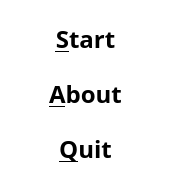
The window that Games/GameTicTacToe/qttictactoemenudialog.ui (richelbilderbeek/ProjectRichelBilderbeek) describes before a commit, drawn with Qt 5.
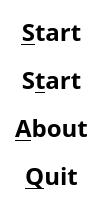
The same window after the commit. Icons and pictures are not drawn.

Patch:
```diff
--- a/Games/GameTicTacToe/qttictactoemenudialog.ui
+++ b/Games/GameTicTacToe/qttictactoemenudialog.ui
@@ -6,8 +6,8 @@
    <rect>
     <x>0</x>
     <y>0</y>
-    <width>171</width>
-    <height>190</height>
+    <width>96</width>
+    <height>184</height>
    </rect>
   </property>
   <property name="minimumSize">
@@ -95,8 +95,28 @@
    <iconset resource="GameTicTacToe.qrc">
     <normaloff>:/images/R.png</normaloff>:/images/R.png</iconset>
   </property>
-  <layout class="QGridLayout" name="gridLayout">
-   <item row="1" column="0" colspan="2">
+  <layout class="QVBoxLayout" name="verticalLayout">
+   <item>
+    <widget class="QPushButton" name="button_start">
+     <property name="text">
+      <string>&amp;Start</string>
+     </property>
+     <property name="flat">
+      <bool>true</bool>
+     </property>
+    </widget>
+   </item>
+   <item>
+    <widget class="QPushButton" name="button_start_old_school">
+     <property name="text">
+      <string>S&amp;tart</string>
+     </property>
+     <property name="flat">
+      <bool>true</bool>
+     </property>
+    </widget>
+   </item>
+   <item>
     <widget class="QPushButton" name="button_about">
      <property name="text">
       <string>&amp;About</string>
@@ -106,7 +126,7 @@
      </property>
     </widget>
    </item>
-   <item row="2" column="0" colspan="2">
+   <item>
     <widget class="QPushButton" name="button_quit">
      <property name="text">
       <string>&amp;Quit</string>
@@ -116,16 +136,6 @@
      </property>
     </widget>
    </item>
-   <item row="0" column="0" colspan="2">
-    <widget class="QPushButton" name="button_start">
-     <property name="text">
-      <string>&amp;Start</string>
-     </property>
-     <property name="flat">
-      <bool>true</bool>
-     </property>
-    </widget>
-   </item>
   </layout>
  </widget>
  <resources>
```
